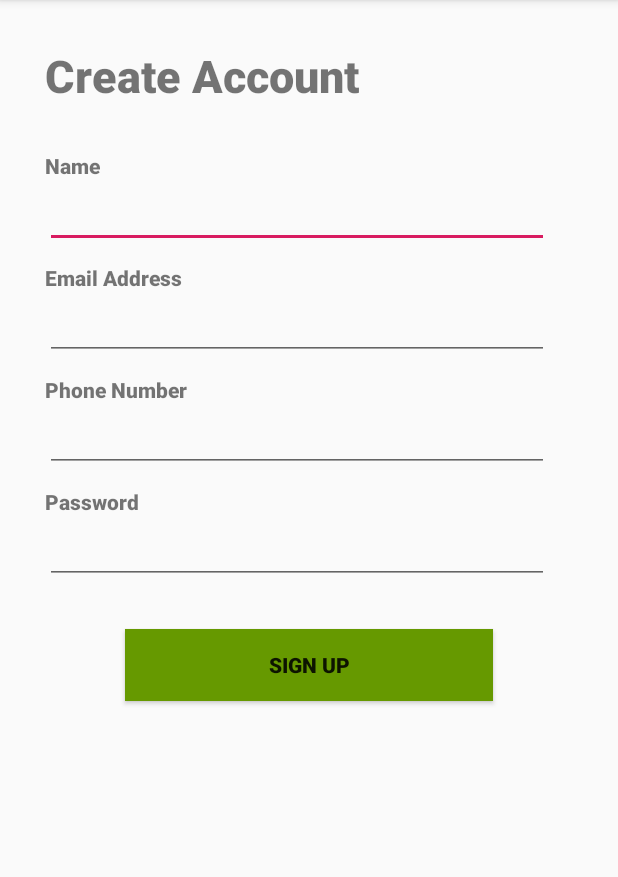
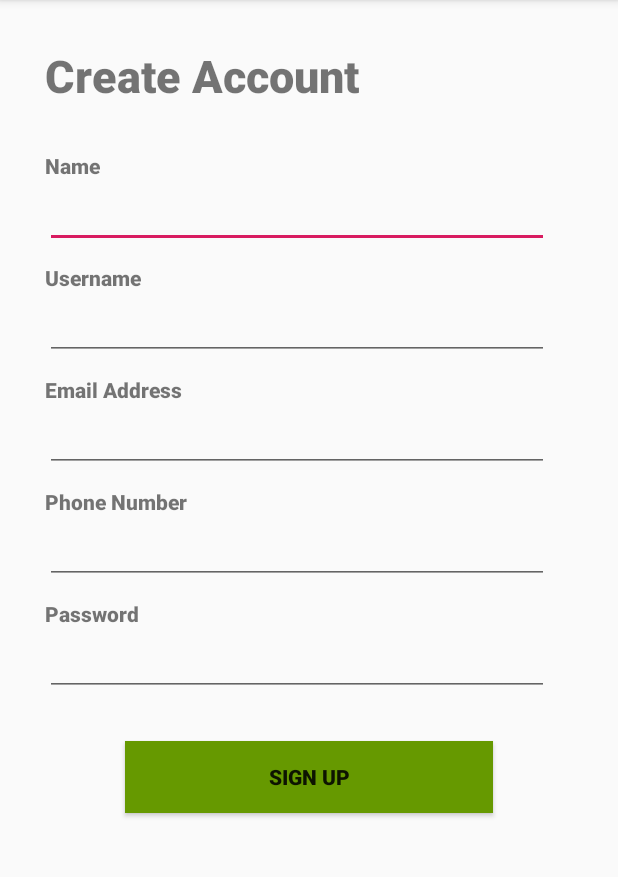
Before and after one commit to amitdan/Evliion-client-android, an Android app: the Registration screen opened directly, with no data from a screen before it, after a tap on "SIGN UP", on a phone screen of 412 x 824 dp, the part 84-961 px from its top. Run offline under Robolectric (Android 15) with nearby library versions, the phone set to English and light mode, and no system bars.

Commit message:
Registration mockup V3
JSON request V2

```diff
--- a/EvliionClient/app/src/main/java/com/example/evliionclient/Registration.java
+++ b/EvliionClient/app/src/main/java/com/example/evliionclient/Registration.java
@@ -16,6 +16,7 @@ import java.net.URL;
 
 public class Registration extends AppCompatActivity {
     String name;
+    String username;
     String email;
     String phone;
     String password;
@@ -29,19 +30,21 @@ public class Registration extends AppCompatActivity {
 
     public void createAcc(View view){
         EditText nameText = findViewById(R.id.editName);
+        EditText usernameText = findViewById(R.id.editUsername);
         EditText emailText = findViewById(R.id.editEmail);
         EditText phoneText = findViewById(R.id.editPhone);
         EditText passwordText = findViewById(R.id.editPassword);
 
         name = nameText.getText().toString();
+        username = usernameText.getText().toString();
         email = emailText.getText().toString();
         phone = phoneText.getText().toString();
         password = passwordText.getText().toString();
 
-        sendPost(name, email, phone, password);
+        sendPost(name, username, email, password);
     }
 
-    public void sendPost(final String na, final String em, final String ph, final String pass) {
+    public void sendPost(final String na, final String user, final String em, final String pass) {
         Thread thread = new Thread(new Runnable() {
             @Override
             public void run() {
@@ -56,7 +59,7 @@ public class Registration extends AppCompatActivity {
 
                     JSONObject jsonParam = new JSONObject();
                     jsonParam.put("name", na);
-                    //jsonParam.put("username", "tda");
+                    jsonParam.put("username", user);
                     jsonParam.put("email", em);
                     jsonParam.put("password", pass);
 
--- a/EvliionClient/app/src/main/res/layout/registration.xml
+++ b/EvliionClient/app/src/main/res/layout/registration.xml
@@ -30,6 +30,24 @@
         android:layout_marginLeft="30dp"
         android:ems="10"
         android:inputType="textPersonName" />
+
+    <TextView
+        android:id="@+id/usernameTitle"
+        android:layout_width="wrap_content"
+        android:layout_height="wrap_content"
+        android:layout_marginLeft="30dp"
+        android:layout_marginTop="10dp"
+        android:fontFamily="sans-serif-black"
+        android:text="Username"
+        android:textSize="14sp" />
+
+    <EditText
+        android:id="@+id/editUsername"
+        android:layout_width="336dp"
+        android:layout_height="wrap_content"
+        android:layout_marginLeft="30dp"
+        android:ems="10"
+        android:inputType="text" />
     <TextView
         android:id="@+id/emailTitle"
         android:layout_width="wrap_content"
```
